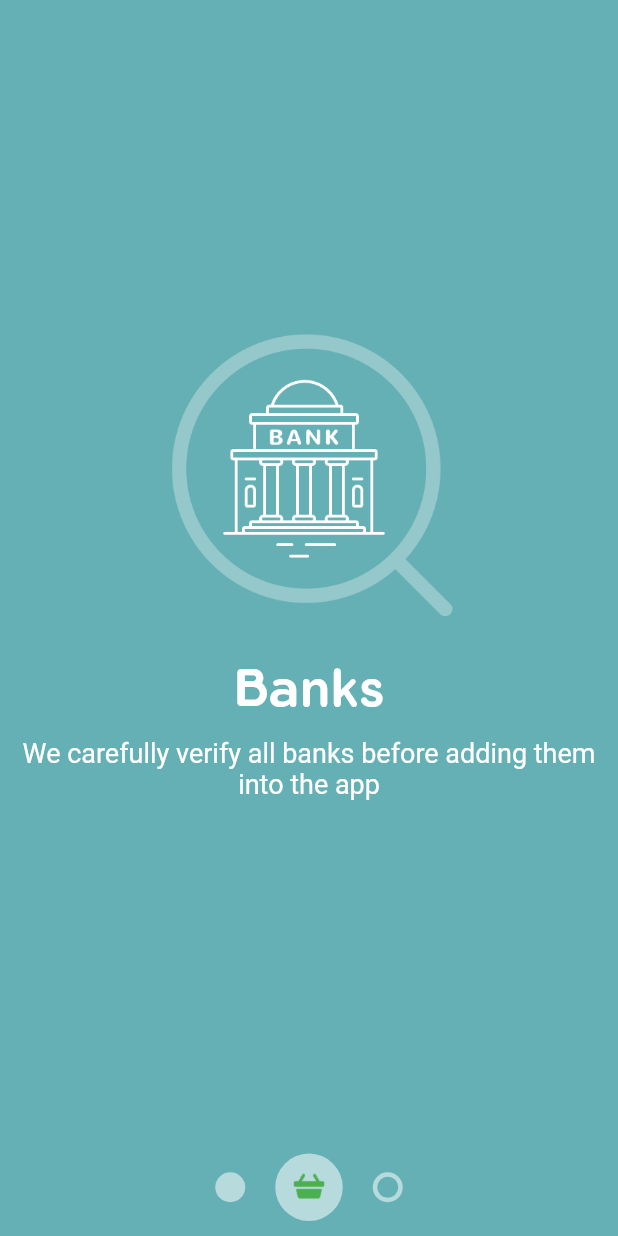
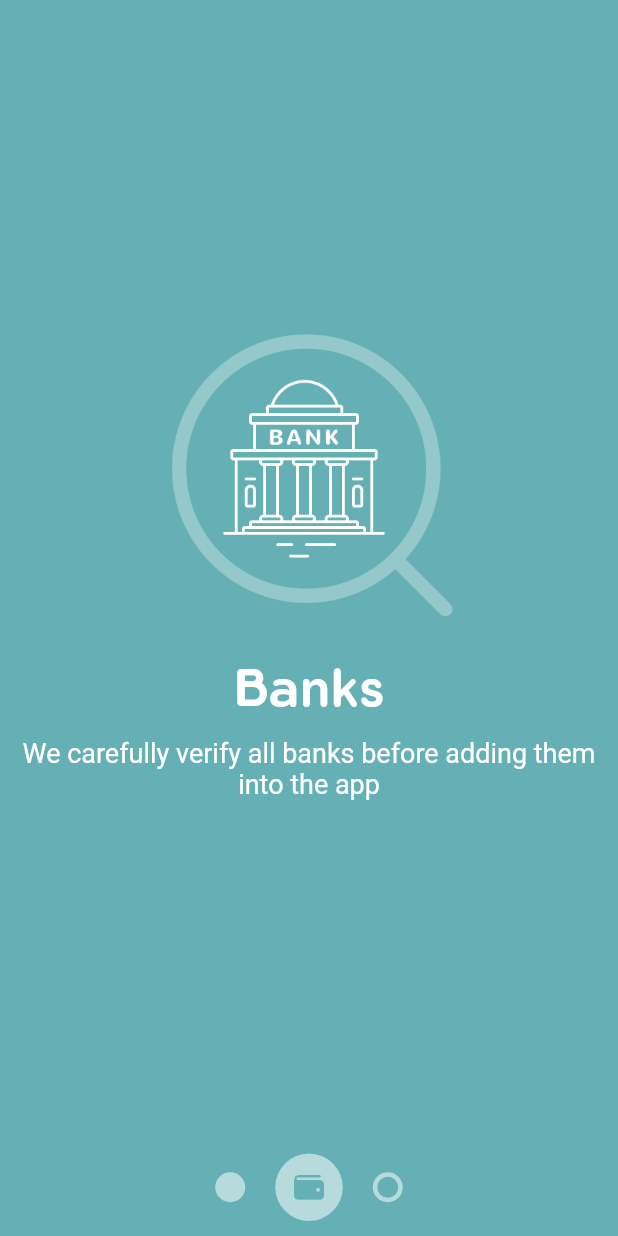
Before and after one commit to aagarwal1012/IntroViews-Flutter, a Flutter app: the screen it shows after launch, on a phone screen of 412 x 824 dp. Run offline on Flutter 3.47's test engine with Material 2 defaults, Android fonts, the phone set to English and light mode, and no system bars.

Commit message:
added functionality to pager_indicator

```diff
--- a/lib/Models/pager_indiactor_view_model.dart
+++ b/lib/Models/pager_indicator_view_model.dart
@@ -1,4 +1,3 @@
-import 'package:flutter/material.dart';
 import 'package:intro_views_flutter/Constants/constants.dart';
 import 'package:intro_views_flutter/Models/page_view_model.dart';
 
--- a/lib/UI/pager_indicator.dart
+++ b/lib/UI/pager_indicator.dart
@@ -1,50 +1,40 @@
 import 'package:flutter/material.dart';
 import 'package:intro_views_flutter/Models/page_bubble_view_model.dart';
-import 'package:intro_views_flutter/Models/pager_indiactor_view_model.dart';
+import 'package:intro_views_flutter/Models/pager_indicator_view_model.dart';
 import 'package:intro_views_flutter/UI/page_bubble.dart';
 
 class PagerIndicator extends StatelessWidget {
 
-  final PagerIndicatorViewModel pagerIndicatorViewModel;
-
+  final PagerIndicatorViewModel viewModel;
 
   PagerIndicator({
-    this.pagerIndicatorViewModel,
+    this.viewModel,
   });
 
   @override
   Widget build(BuildContext context) {
+
+    List<PageBubble> bubbles = [];
+    for(var i = 0; i < viewModel.pages.length; i++){
+      final page = viewModel.pages[i];
+      bubbles.add(
+          new PageBubble(
+            viewModel: new PageBubbleViewModel(
+              page.iconAssetPath,
+              page.color,
+              i > viewModel.activeIndex,
+              i == viewModel.activeIndex ? 1.0 : 0.0,
+            ),
+          )
+      );
+    }
+
     return new Column(
       children: <Widget>[
         new Expanded(child: new Container()),
         new Row(
           mainAxisAlignment: MainAxisAlignment.center,
-          children: <Widget>[
-            new PageBubble(
-              viewModel: new PageBubbleViewModel(
-                "assets/shopping_cart.png",
-                Colors.green,
-                false,
-                0.0,
-              ),
-            ),
-            new PageBubble(
-                viewModel: new PageBubbleViewModel(
-                  "assets/shopping_cart.png",
-                  Colors.green,
-                  false,
-                  1.0,
-                ),
-            ),
-            new PageBubble(
-              viewModel: new PageBubbleViewModel(
-                "assets/shopping_cart.png",
-                Colors.green,
-                true,
-                0.0,
-              ),
-            ),
-          ],
+          children: bubbles,
         )
       ],
     );
--- a/lib/main.dart
+++ b/lib/main.dart
@@ -1,4 +1,6 @@
 import 'package:flutter/material.dart';
+import 'package:intro_views_flutter/Constants/constants.dart';
+import 'package:intro_views_flutter/Models/pager_indicator_view_model.dart';
 import 'package:intro_views_flutter/UI/pager_indicator.dart';
 import 'package:intro_views_flutter/UI/pages.dart';
 import 'Animation/page_reveal.dart';
@@ -43,7 +45,9 @@ class _MyHomePageState extends State<MyHomePage> {
             ),
           ),
           new PagerIndicator(
-            pagerIndicatorViewModel: null,
+            viewModel: new PagerIndicatorViewModel(
+                pages, 1, SlideDirection.none, 0.0,
+            ),
           ),
         ],
       ),
```
